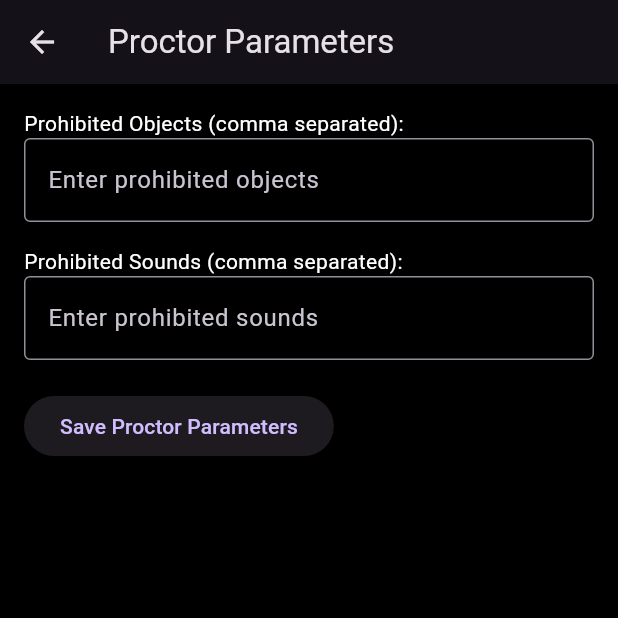
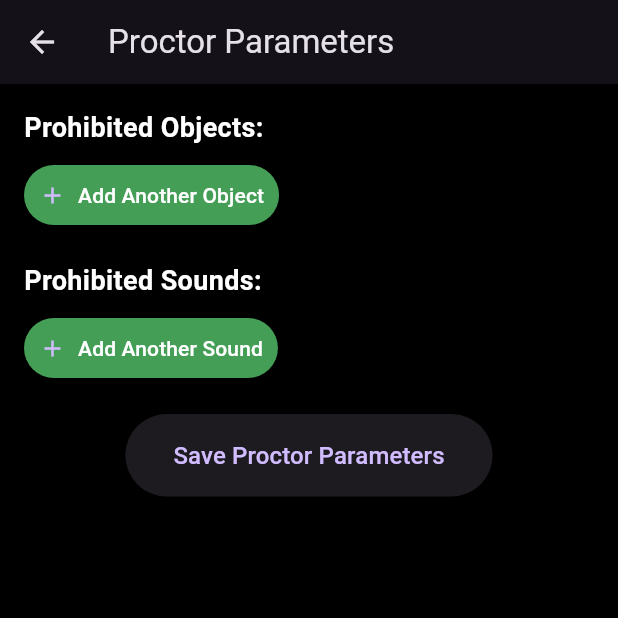
Before and after one commit to nayan1306/bigaze-controller, a Flutter app: the ProctorParametersPage screen opened directly with empty values, on a phone screen of 412 x 824 dp, the top half of it. Run offline on Flutter 3.47's test engine with Material 3 defaults, Android fonts, the phone set to English and light mode, and no system bars; our stand-ins replace cloud_firestore, firebase_auth, firebase_core, firebase_messaging, google_sign_in, multi_select_flutter; missing offline and left inert: firebase_ui_auth; accounts and stored records are empty.

```diff
--- a/lib/Screens/proctor_parameters.dart
+++ b/lib/Screens/proctor_parameters.dart
@@ -18,15 +18,54 @@ class ProctorParametersPage extends StatefulWidget {
 class _ProctorParametersPageState extends State<ProctorParametersPage> {
   final FirebaseFirestore _firestore = FirebaseFirestore.instance;
 
-  final TextEditingController _prohibitedObjectsController =
-      TextEditingController();
-  final TextEditingController _prohibitedSoundsController =
-      TextEditingController();
+  // Controllers for the input lists
+  List<TextEditingController> prohibitedObjectsControllers = [];
+  List<TextEditingController> prohibitedSoundsControllers = [];
+
+  // Fetch the existing proctor parameters from Firestore
+  Future<void> fetchProctorParameters() async {
+    try {
+      DocumentReference proctorParametersRef = _firestore
+          .collection('teacher')
+          .doc(widget.teacherDocId)
+          .collection('exams')
+          .doc(widget.examId)
+          .collection('proctorParameters')
+          .doc('proctorParameters');
+
+      DocumentSnapshot docSnapshot = await proctorParametersRef.get();
+
+      if (docSnapshot.exists) {
+        Map<String, dynamic> data = docSnapshot.data() as Map<String, dynamic>;
+
+        // Set the values in the text controllers if they exist
+        if (data['prohibitedObjects'] != null) {
+          List<String> prohibitedObjects =
+              List<String>.from(data['prohibitedObjects']);
+          setState(() {
+            prohibitedObjectsControllers = prohibitedObjects
+                .map((e) => TextEditingController(text: e))
+                .toList();
+          });
+        }
+        if (data['prohibitedSounds'] != null) {
+          List<String> prohibitedSounds =
+              List<String>.from(data['prohibitedSounds']);
+          setState(() {
+            prohibitedSoundsControllers = prohibitedSounds
+                .map((e) => TextEditingController(text: e))
+                .toList();
+          });
+        }
+      }
+    } catch (e) {
+      print('Error fetching proctor parameters: $e');
+    }
+  }
 
   // Save proctor parameters to Firestore
   Future<void> saveProctorParameters() async {
     try {
-      // Reference to the proctorParameters document under the specific exam
       DocumentReference proctorParametersRef = _firestore
           .collection('teacher')
           .doc(widget.teacherDocId)
@@ -36,27 +75,24 @@ class _ProctorParametersPageState extends State<ProctorParametersPage> {
           .doc('proctorParameters');
 
       // Get the current data from the text fields
-      List<String> prohibitedObjects = _prohibitedObjectsController.text
-          .split(',') // Split by commas to create a list
-          .map((e) => e.trim())
+      List<String> prohibitedObjects = prohibitedObjectsControllers
+          .map((e) => e.text.trim())
+          .where((e) => e.isNotEmpty)
           .toList();
-      List<String> prohibitedSounds = _prohibitedSoundsController.text
-          .split(',') // Split by commas to create a list
-          .map((e) => e.trim())
+      List<String> prohibitedSounds = prohibitedSoundsControllers
+          .map((e) => e.text.trim())
+          .where((e) => e.isNotEmpty)
           .toList();
 
-      // Set the document data
       await proctorParametersRef.set({
         'prohibitedObjects': prohibitedObjects,
         'prohibitedSounds': prohibitedSounds,
       });
 
-      // Show success message
       ScaffoldMessenger.of(context).showSnackBar(
         const SnackBar(content: Text('Proctor parameters saved successfully!')),
       );
     } catch (e) {
-      // Handle any errors that occur during saving
       ScaffoldMessenger.of(context).showSnackBar(
         const SnackBar(content: Text('Failed to save proctor parameters')),
       );
@@ -64,38 +100,153 @@ class _ProctorParametersPageState extends State<ProctorParametersPage> {
     }
   }
 
+  // Add new input field
+  void addNewProhibitedObject() {
+    setState(() {
+      prohibitedObjectsControllers.add(TextEditingController());
+    });
+  }
+
+  void addNewProhibitedSound() {
+    setState(() {
+      prohibitedSoundsControllers.add(TextEditingController());
+    });
+  }
+
+  // Remove input field
+  void removeProhibitedObject(int index) {
+    setState(() {
+      prohibitedObjectsControllers.removeAt(index);
+    });
+  }
+
+  void removeProhibitedSound(int index) {
+    setState(() {
+      prohibitedSoundsControllers.removeAt(index);
+    });
+  }
+
+  @override
+  void initState() {
+    super.initState();
+    fetchProctorParameters();
+  }
+
   @override
   Widget build(BuildContext context) {
     return Scaffold(
       appBar: AppBar(title: const Text('Proctor Parameters')),
-      body: Padding(
+      body: SingleChildScrollView(
+        child: Padding(
           padding: const EdgeInsets.all(16.0),
           child: Column(
             crossAxisAlignment: CrossAxisAlignment.start,
             children: [
-            const Text('Prohibited Objects (comma separated):'),
-            TextField(
-              controller: _prohibitedObjectsController,
+              const Text(
+                'Prohibited Objects:',
+                style: TextStyle(fontWeight: FontWeight.bold, fontSize: 18),
+              ),
+              const SizedBox(height: 8),
+              ...List.generate(prohibitedObjectsControllers.length, (index) {
+                return Padding(
+                  padding: const EdgeInsets.symmetric(vertical: 4.0),
+                  child: Row(
+                    children: [
+                      Expanded(
+                        child: Padding(
+                          padding: const EdgeInsets.only(right: 8.0),
+                          child: TextField(
+                            controller: prohibitedObjectsControllers[index],
                             decoration: const InputDecoration(
-                labelText: 'Enter prohibited objects',
+                              labelText: 'Enter prohibited object',
                               border: OutlineInputBorder(),
+                              contentPadding: EdgeInsets.symmetric(
+                                  vertical: 12, horizontal: 16),
                             ),
                           ),
-            const SizedBox(height: 16),
-            const Text('Prohibited Sounds (comma separated):'),
-            TextField(
-              controller: _prohibitedSoundsController,
-              decoration: const InputDecoration(
-                labelText: 'Enter prohibited sounds',
-                border: OutlineInputBorder(),
+                        ),
+                      ),
+                      IconButton(
+                        icon:
+                            const Icon(Icons.remove_circle, color: Colors.red),
+                        onPressed: () => removeProhibitedObject(index),
+                      ),
+                    ],
+                  ),
+                );
+              }),
+              ElevatedButton.icon(
+                onPressed: addNewProhibitedObject,
+                icon: const Icon(Icons.add),
+                label: const Text(
+                  'Add Another Object',
+                  style: TextStyle(color: Color.fromARGB(255, 255, 255, 255)),
+                ),
+                style: ElevatedButton.styleFrom(
+                  padding: const EdgeInsets.all(10.0),
+                  backgroundColor: const Color.fromARGB(231, 76, 174, 95),
                 ),
               ),
               const SizedBox(height: 20),
-            ElevatedButton(
-              onPressed: saveProctorParameters,
-              child: const Text('Save Proctor Parameters'),
+              const Text(
+                'Prohibited Sounds:',
+                style: TextStyle(fontWeight: FontWeight.bold, fontSize: 18),
+              ),
+              const SizedBox(height: 8),
+              ...List.generate(prohibitedSoundsControllers.length, (index) {
+                return Padding(
+                  padding: const EdgeInsets.symmetric(vertical: 4.0),
+                  child: Row(
+                    children: [
+                      Expanded(
+                        child: Padding(
+                          padding: const EdgeInsets.only(right: 8.0),
+                          child: TextField(
+                            controller: prohibitedSoundsControllers[index],
+                            decoration: const InputDecoration(
+                              labelText: 'Enter prohibited sound',
+                              border: OutlineInputBorder(),
+                              contentPadding: EdgeInsets.symmetric(
+                                  vertical: 12, horizontal: 16),
+                            ),
+                          ),
+                        ),
+                      ),
+                      IconButton(
+                        icon:
+                            const Icon(Icons.remove_circle, color: Colors.red),
+                        onPressed: () => removeProhibitedSound(index),
                       ),
                     ],
+                  ),
+                );
+              }),
+              ElevatedButton.icon(
+                onPressed: addNewProhibitedSound,
+                icon: const Icon(Icons.add),
+                label: const Text(
+                  'Add Another Sound',
+                  style: TextStyle(color: Colors.white),
+                ),
+                style: ElevatedButton.styleFrom(
+                  padding: const EdgeInsets.all(10.0),
+                  backgroundColor: const Color.fromARGB(231, 76, 174, 95),
+                ),
+              ),
+              const SizedBox(height: 20),
+              Center(
+                child: ElevatedButton(
+                  onPressed: saveProctorParameters,
+                  style: ElevatedButton.styleFrom(
+                    padding: const EdgeInsets.symmetric(
+                        vertical: 16.0, horizontal: 32.0),
+                  ),
+                  child: const Text('Save Proctor Parameters',
+                      style: TextStyle(fontSize: 16)),
+                ),
+              ),
+            ],
+          ),
         ),
       ),
     );
```
Lines whose indentation alone changed are shown as unchanged.
